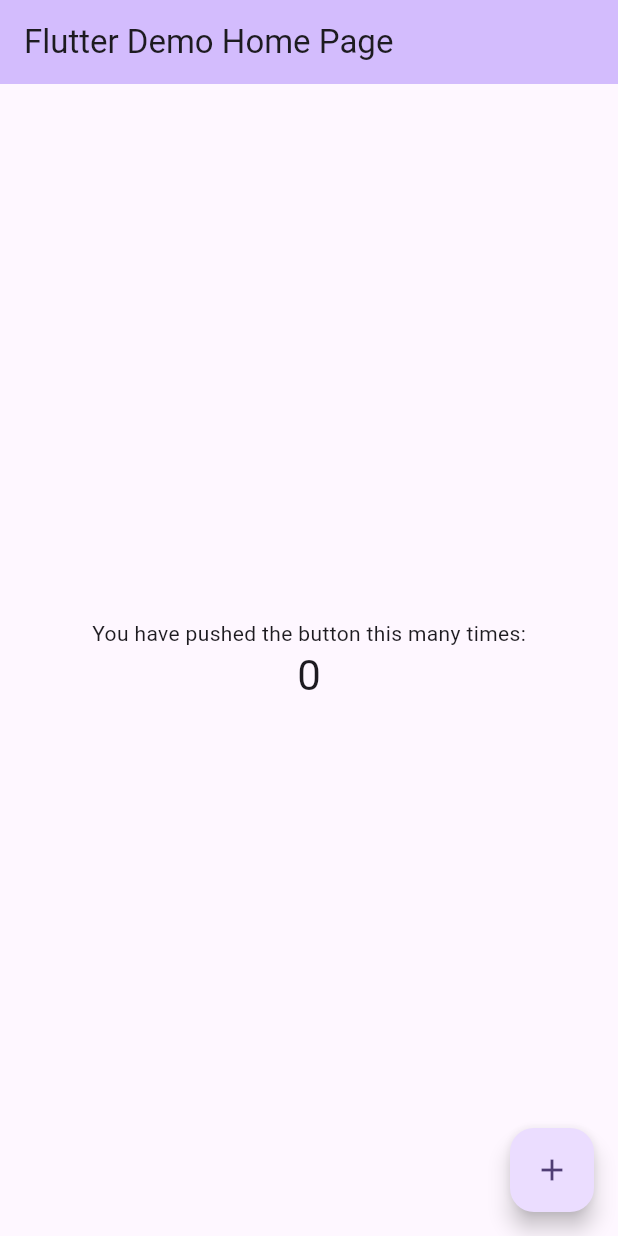
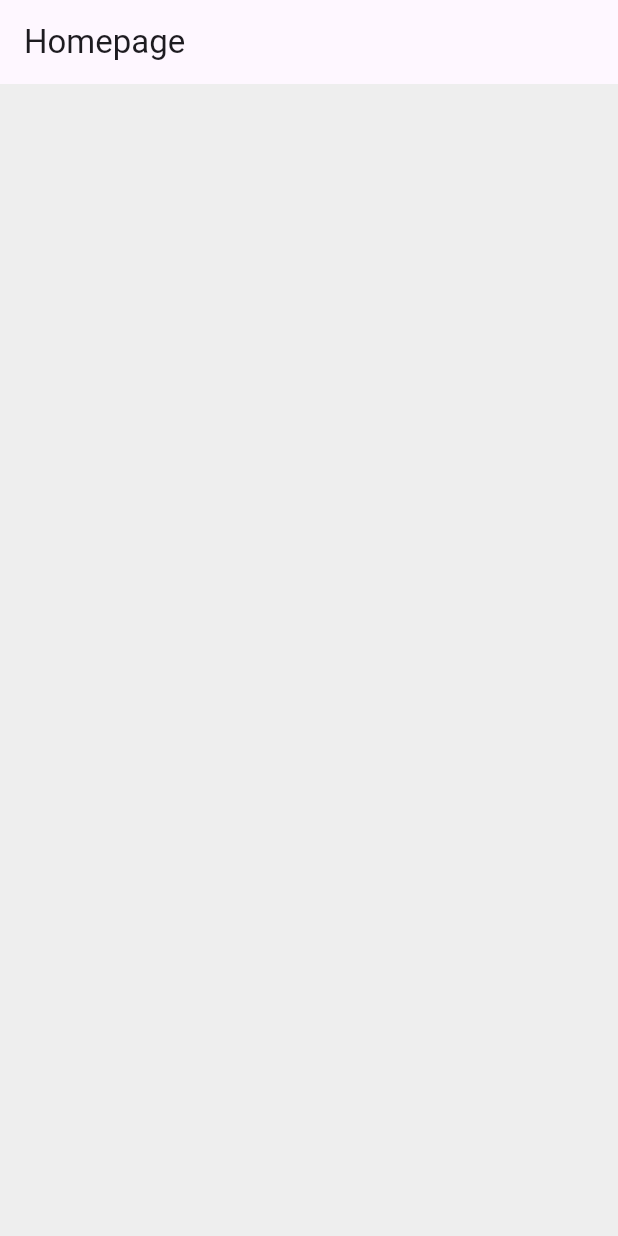
Before and after one commit to 30vam/sewing_assistant, a Flutter app: the screen it shows after launch, on a phone screen of 412 x 824 dp. Run offline on Flutter 3.47's test engine with Material 3 defaults, Android fonts, the phone set to English and light mode, and no system bars.

Commit message:
Made the basic scaffolding

```diff
--- a/lib/main.dart
+++ b/lib/main.dart
@@ -1,125 +1,49 @@
 import 'package:flutter/material.dart';
 
-void main() {
+void main()
+{
   runApp(const MyApp());
 }
 
-class MyApp extends StatelessWidget {
+//Application widget
+class MyApp extends StatelessWidget
+{
   const MyApp({super.key});
 
-  // This widget is the root of your application.
+  @override  //We should always override build methods
+  Widget build(BuildContext context) {
+    return MaterialApp (
+      title: "Sewing Assistant",  //Application name that is shown in task view
+      theme: appThemeData,
+      home: const HomeWidget()
+    );
+
+  }
+}
+
+//Application theme
+ThemeData appThemeData = ThemeData(
+    primaryColor: Colors.amber,
+    scaffoldBackgroundColor: Colors.grey[200]
+);
+
+//Homepage widget
+class HomeWidget extends StatefulWidget
+{
+  const HomeWidget({super.key});
+
+  @override
+  HomeWidgetState createState() => HomeWidgetState();
+}
+
+//Homepage widget state
+class HomeWidgetState extends State<HomeWidget>
+{
   @override
   Widget build(BuildContext context) {
-    return MaterialApp(
-      title: 'Flutter Demo',
-      theme: ThemeData(
-        // This is the theme of your application.
-        //
-        // TRY THIS: Try running your application with "flutter run". You'll see
-        // the application has a purple toolbar. Then, without quitting the app,
-        // try changing the seedColor in the colorScheme below to Colors.green
-        // and then invoke "hot reload" (save your changes or press the "hot
-        // reload" button in a Flutter-supported IDE, or press "r" if you used
-        // the command line to start the app).
-        //
-        // Notice that the counter didn't reset back to zero; the application
-        // state is not lost during the reload. To reset the state, use hot
-        // restart instead.
-        //
-        // This works for code too, not just values: Most code changes can be
-        // tested with just a hot reload.
-        colorScheme: ColorScheme.fromSeed(seedColor: Colors.deepPurple),
-        useMaterial3: true,
-      ),
-      home: const MyHomePage(title: 'Flutter Demo Home Page'),
+    return Scaffold(
+      appBar: AppBar(title: const Text('Homepage')),
+
     );
   }
 }
-
-class MyHomePage extends StatefulWidget {
-  const MyHomePage({super.key, required this.title});
-
-  // This widget is the home page of your application. It is stateful, meaning
-  // that it has a State object (defined below) that contains fields that affect
-  // how it looks.
-
-  // This class is the configuration for the state. It holds the values (in this
-  // case the title) provided by the parent (in this case the App widget) and
-  // used by the build method of the State. Fields in a Widget subclass are
-  // always marked "final".
-
-  final String title;
-
-  @override
-  State<MyHomePage> createState() => _MyHomePageState();
-}
-
-class _MyHomePageState extends State<MyHomePage> {
-  int _counter = 0;
-
-  void _incrementCounter() {
-    setState(() {
-      // This call to setState tells the Flutter framework that something has
-      // changed in this State, which causes it to rerun the build method below
-      // so that the display can reflect the updated values. If we changed
-      // _counter without calling setState(), then the build method would not be
-      // called again, and so nothing would appear to happen.
-      _counter++;
-    });
-  }
-
-  @override
-  Widget build(BuildContext context) {
-    // This method is rerun every time setState is called, for instance as done
-    // by the _incrementCounter method above.
-    //
-    // The Flutter framework has been optimized to make rerunning build methods
-    // fast, so that you can just rebuild anything that needs updating rather
-    // than having to individually change instances of widgets.
-    return Scaffold(
-      appBar: AppBar(
-        // TRY THIS: Try changing the color here to a specific color (to
-        // Colors.amber, perhaps?) and trigger a hot reload to see the AppBar
-        // change color while the other colors stay the same.
-        backgroundColor: Theme.of(context).colorScheme.inversePrimary,
-        // Here we take the value from the MyHomePage object that was created by
-        // the App.build method, and use it to set our appbar title.
-        title: Text(widget.title),
-      ),
-      body: Center(
-        // Center is a layout widget. It takes a single child and positions it
-        // in the middle of the parent.
-        child: Column(
-          // Column is also a layout widget. It takes a list of children and
-          // arranges them vertically. By default, it sizes itself to fit its
-          // children horizontally, and tries to be as tall as its parent.
-          //
-          // Column has various properties to control how it sizes itself and
-          // how it positions its children. Here we use mainAxisAlignment to
-          // center the children vertically; the main axis here is the vertical
-          // axis because Columns are vertical (the cross axis would be
-          // horizontal).
-          //
-          // TRY THIS: Invoke "debug painting" (choose the "Toggle Debug Paint"
-          // action in the IDE, or press "p" in the console), to see the
-          // wireframe for each widget.
-          mainAxisAlignment: MainAxisAlignment.center,
-          children: <Widget>[
-            const Text(
-              'You have pushed the button this many times:',
-            ),
-            Text(
-              '$_counter',
-              style: Theme.of(context).textTheme.headlineMedium,
-            ),
-          ],
-        ),
-      ),
-      floatingActionButton: FloatingActionButton(
-        onPressed: _incrementCounter,
-        tooltip: 'Increment',
-        child: const Icon(Icons.add),
-      ), // This trailing comma makes auto-formatting nicer for build methods.
-    );
-  }
-}
```
Also changed, not shown: 1 other file.
